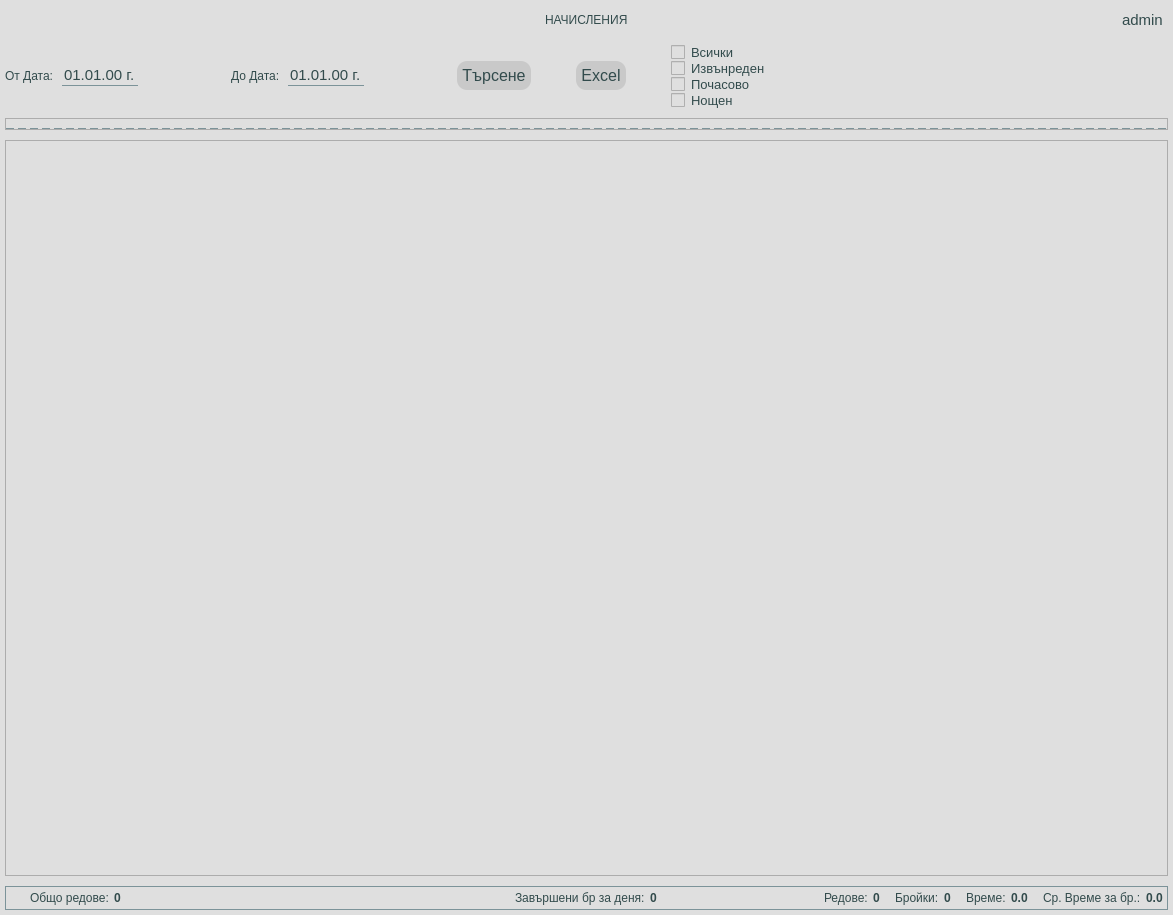
First picture: the form in app/ui/widgets/customPaymentsWidget.ui, repository DevilPhp/WorkSalary.v01, before the edit.
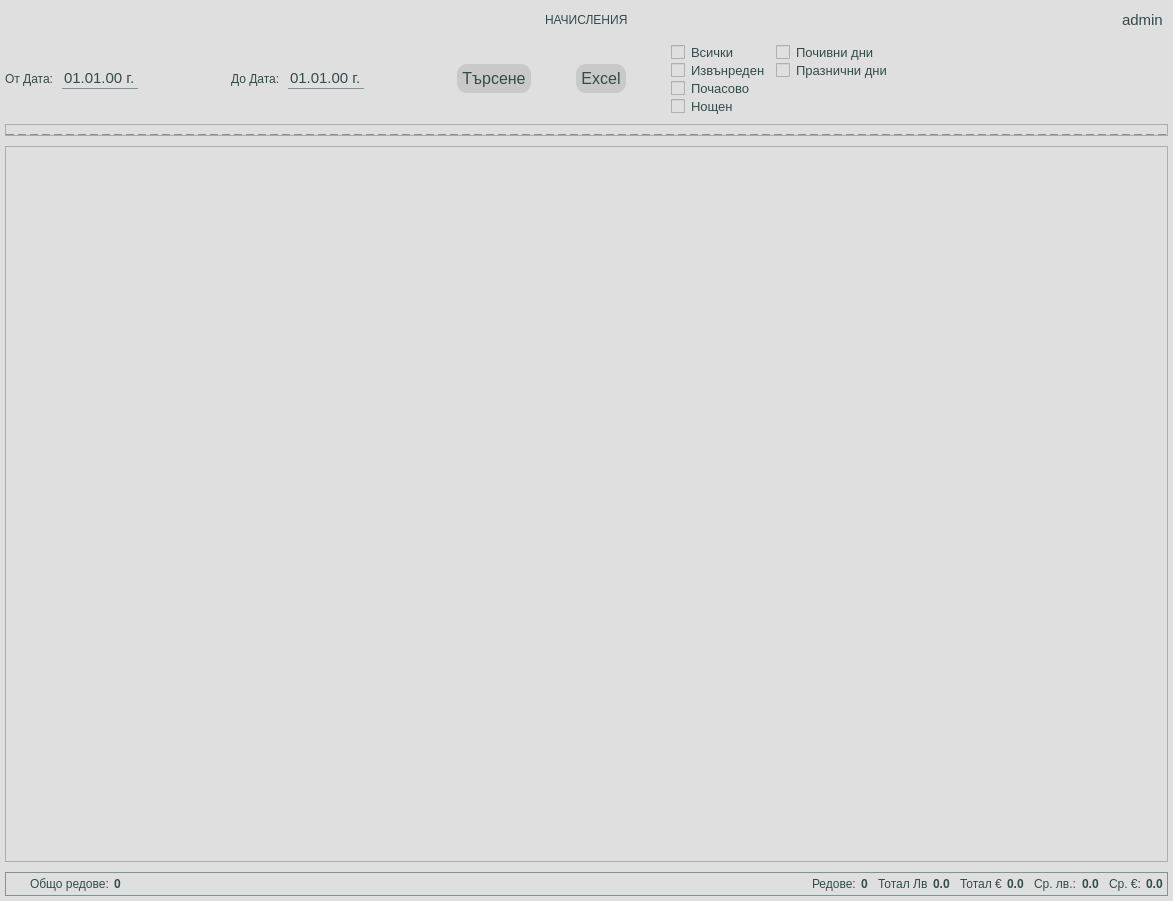
Second picture: the form after the edit. Icons and pictures are not drawn.

What changed in the file:
```diff
--- a/app/ui/widgets/customPaymentsWidget.ui
+++ b/app/ui/widgets/customPaymentsWidget.ui
@@ -7,7 +7,7 @@
     <x>0</x>
     <y>0</y>
     <width>1173</width>
-    <height>915</height>
+    <height>901</height>
    </rect>
   </property>
   <property name="minimumSize">
@@ -65,7 +65,7 @@
 	font-size: 9pt;
 }
 
-#avrTimePerPiece, #totalSelectedPieces, #totalSelectedTime, #totalSelectedRows, #totalViewRows, #totalProducedPieces {
+#avrEuroLabel, #avrLevaLabel, #totalLevaLabel, #totalSelectedRows, #totalEuroLabel, #totalViewRows {
 	font-weight: 700;
 }
 
@@ -353,7 +353,7 @@
                    <second>0</second>
                    <year>1990</year>
                    <month>9</month>
-                   <day>4</day>
+                   <day>3</day>
                   </datetime>
                  </property>
                  <property name="displayFormat">
@@ -435,7 +435,7 @@
                    <second>0</second>
                    <year>1990</year>
                    <month>9</month>
-                   <day>5</day>
+                   <day>4</day>
                   </datetime>
                  </property>
                  <property name="displayFormat">
@@ -479,7 +479,7 @@
              </widget>
             </item>
             <item>
-             <widget class="QPushButton" name="pushButton">
+             <widget class="QPushButton" name="exportToExcelBtn">
               <property name="text">
                <string>Excel</string>
               </property>
@@ -510,32 +510,56 @@
                 <number>0</number>
                </property>
                <item>
+                <layout class="QGridLayout" name="gridLayout">
+                 <property name="horizontalSpacing">
+                  <number>10</number>
+                 </property>
+                 <property name="verticalSpacing">
+                  <number>2</number>
+                 </property>
+                 <item row="3" column="0">
+                  <widget class="QCheckBox" name="nightTimeCheckBox">
+                   <property name="text">
+                    <string>Нощен</string>
+                   </property>
+                  </widget>
+                 </item>
+                 <item row="0" column="0">
                 <widget class="QCheckBox" name="selectAllCheckBox">
                  <property name="text">
                   <string>Всички</string>
                  </property>
                 </widget>
                </item>
-               <item>
+                 <item row="1" column="0">
                 <widget class="QCheckBox" name="overtimeCheckBox">
                  <property name="text">
                   <string>Извънреден</string>
                  </property>
                 </widget>
                </item>
-               <item>
+                 <item row="2" column="0">
                 <widget class="QCheckBox" name="hourlyCheckBox">
                  <property name="text">
                   <string>Почасово</string>
                  </property>
                 </widget>
                </item>
-               <item>
-                <widget class="QCheckBox" name="nightTimeCheckBox">
+                 <item row="0" column="1">
+                  <widget class="QCheckBox" name="weekendDaysCheckBox">
                  <property name="text">
-                  <string>Нощен</string>
-                 </property>
-                </widget>
+                    <string>Почивни дни</string>
+                   </property>
+                  </widget>
+                 </item>
+                 <item row="1" column="1">
+                  <widget class="QCheckBox" name="holidaysCheckBox">
+                   <property name="text">
+                    <string>Празнични дни</string>
+                   </property>
+                  </widget>
+                 </item>
+                </layout>
                </item>
               </layout>
              </widget>
@@ -587,7 +611,7 @@
         <x>0</x>
         <y>0</y>
         <width>1161</width>
-        <height>719</height>
+        <height>697</height>
        </rect>
       </property>
       <layout class="QVBoxLayout" name="verticalLayout_12">
@@ -729,41 +753,6 @@
          <property name="bottomMargin">
           <number>0</number>
          </property>
-         <item>
-          <widget class="QWidget" name="widget_19" native="true">
-           <layout class="QHBoxLayout" name="horizontalLayout_27">
-            <property name="spacing">
-             <number>5</number>
-            </property>
-            <property name="leftMargin">
-             <number>0</number>
-            </property>
-            <property name="topMargin">
-             <number>0</number>
-            </property>
-            <property name="rightMargin">
-             <number>0</number>
-            </property>
-            <property name="bottomMargin">
-             <number>0</number>
-            </property>
-            <item>
-             <widget class="QLabel" name="label_43">
-              <property name="text">
-               <string>Завършени бр за деня:</string>
-              </property>
-             </widget>
-            </item>
-            <item>
-             <widget class="QLabel" name="totalProducedPieces">
-              <property name="text">
-               <string>0</string>
-              </property>
-             </widget>
-            </item>
-           </layout>
-          </widget>
-         </item>
         </layout>
        </widget>
       </item>
@@ -775,9 +764,9 @@
           <height>0</height>
          </size>
         </property>
-        <layout class="QHBoxLayout" name="horizontalLayout_20">
+        <layout class="QHBoxLayout" name="horizontalLayout_4">
          <property name="spacing">
-          <number>15</number>
+          <number>10</number>
          </property>
          <property name="leftMargin">
           <number>0</number>
@@ -847,14 +836,14 @@
             <item>
              <widget class="QLabel" name="label_38">
               <property name="text">
-               <string>Бройки:</string>
+               <string>Тотал Лв</string>
               </property>
              </widget>
             </item>
             <item>
-             <widget class="QLabel" name="totalSelectedPieces">
+             <widget class="QLabel" name="totalLevaLabel">
               <property name="text">
-               <string>0</string>
+               <string>0.0</string>
               </property>
              </widget>
             </item>
@@ -888,12 +877,12 @@
             <item>
              <widget class="QLabel" name="label_37">
               <property name="text">
-               <string>Време:</string>
+               <string>Тотал €</string>
               </property>
              </widget>
             </item>
             <item>
-             <widget class="QLabel" name="totalSelectedTime">
+             <widget class="QLabel" name="totalEuroLabel">
               <property name="text">
                <string>0.0</string>
               </property>
@@ -929,12 +918,53 @@
             <item>
              <widget class="QLabel" name="label_39">
               <property name="text">
-               <string>Ср. Време за бр.:</string>
+               <string>Ср. лв.:</string>
               </property>
              </widget>
             </item>
             <item>
-             <widget class="QLabel" name="avrTimePerPiece">
+             <widget class="QLabel" name="avrLevaLabel">
+              <property name="text">
+               <string>0.0</string>
+              </property>
+             </widget>
+            </item>
+           </layout>
+          </widget>
+         </item>
+         <item>
+          <widget class="QWidget" name="widget_19" native="true">
+           <property name="minimumSize">
+            <size>
+             <width>0</width>
+             <height>0</height>
+            </size>
+           </property>
+           <layout class="QHBoxLayout" name="horizontalLayout_27">
+            <property name="spacing">
+             <number>5</number>
+            </property>
+            <property name="leftMargin">
+             <number>0</number>
+            </property>
+            <property name="topMargin">
+             <number>0</number>
+            </property>
+            <property name="rightMargin">
+             <number>0</number>
+            </property>
+            <property name="bottomMargin">
+             <number>0</number>
+            </property>
+            <item>
+             <widget class="QLabel" name="label_40">
+              <property name="text">
+               <string>Ср. €:</string>
+              </property>
+             </widget>
+            </item>
+            <item>
+             <widget class="QLabel" name="avrEuroLabel">
               <property name="text">
                <string>0.0</string>
               </property>
```
Lines whose indentation alone changed are shown as unchanged.
